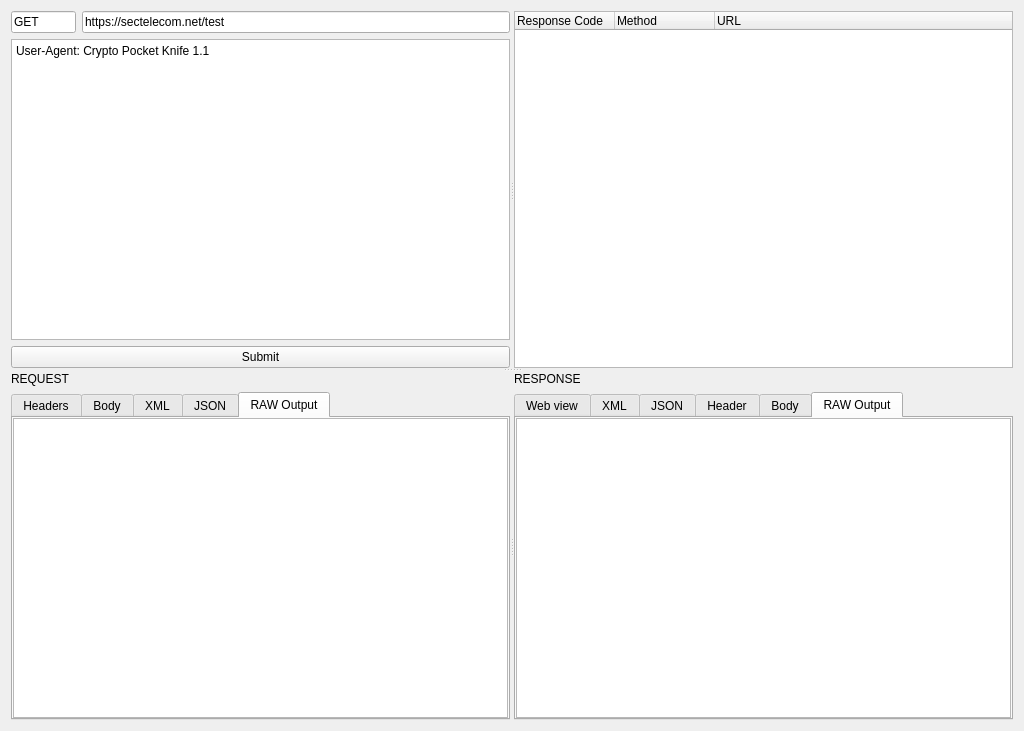
Above: ui/Web/UiHttpWebRequests.ui from caffedrine/CryptoPocketKnife before the change. Below: the same form after it.
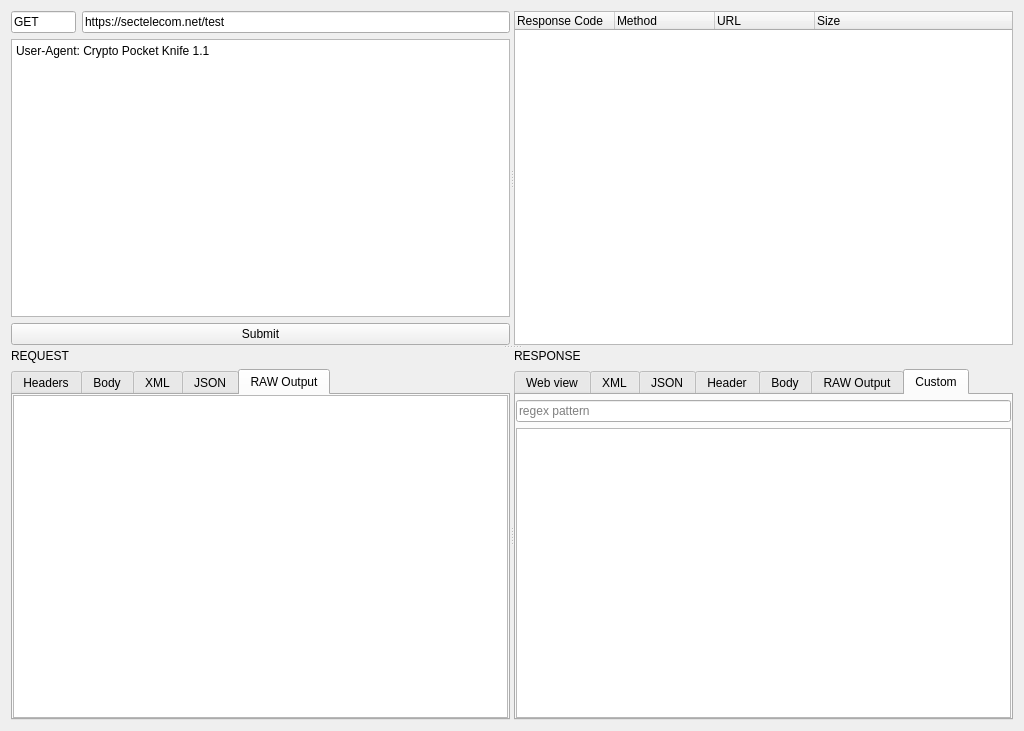
That is the form after the change. The open tabs and pages were chosen to show the change.

Commit message: Show recv page size

```diff
--- a/ui/Web/UiHttpWebRequests.ui
+++ b/ui/Web/UiHttpWebRequests.ui
@@ -121,6 +121,11 @@
             <string>URL</string>
            </property>
           </column>
+          <column>
+           <property name="text">
+            <string>Size</string>
+           </property>
+          </column>
          </widget>
         </item>
        </layout>
@@ -411,6 +416,35 @@
             </item>
            </layout>
           </widget>
+          <widget class="QWidget" name="tab_RESPONSE_Custom">
+           <attribute name="title">
+            <string>Custom</string>
+           </attribute>
+           <layout class="QGridLayout" name="gridLayout_12">
+            <property name="leftMargin">
+             <number>0</number>
+            </property>
+            <property name="topMargin">
+             <number>5</number>
+            </property>
+            <property name="rightMargin">
+             <number>0</number>
+            </property>
+            <property name="bottomMargin">
+             <number>0</number>
+            </property>
+            <item row="0" column="0">
+             <widget class="QLineEdit" name="lineEdit_RESPONSE_RegexPattern">
+              <property name="placeholderText">
+               <string>regex pattern</string>
+              </property>
+             </widget>
+            </item>
+            <item row="1" column="0">
+             <widget class="QPlainTextEdit" name="plainTextEdit_RESPONSE_CustomOutput"/>
+            </item>
+           </layout>
+          </widget>
          </widget>
         </item>
        </layout>
```
The commit also changes 1 other file.
